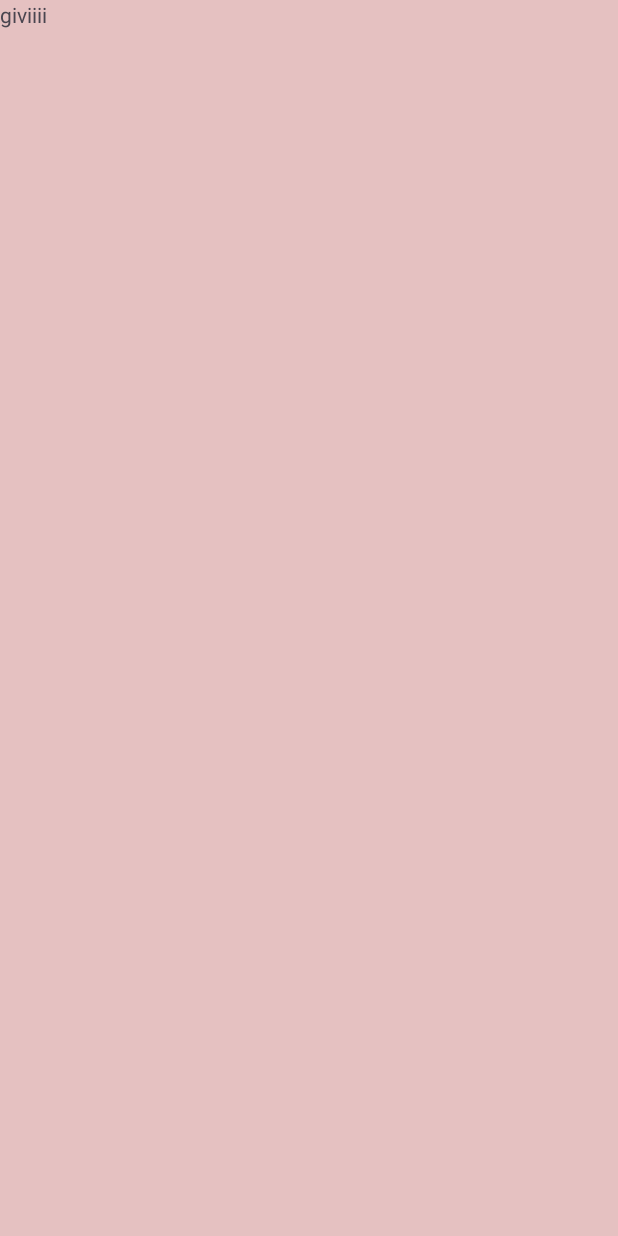
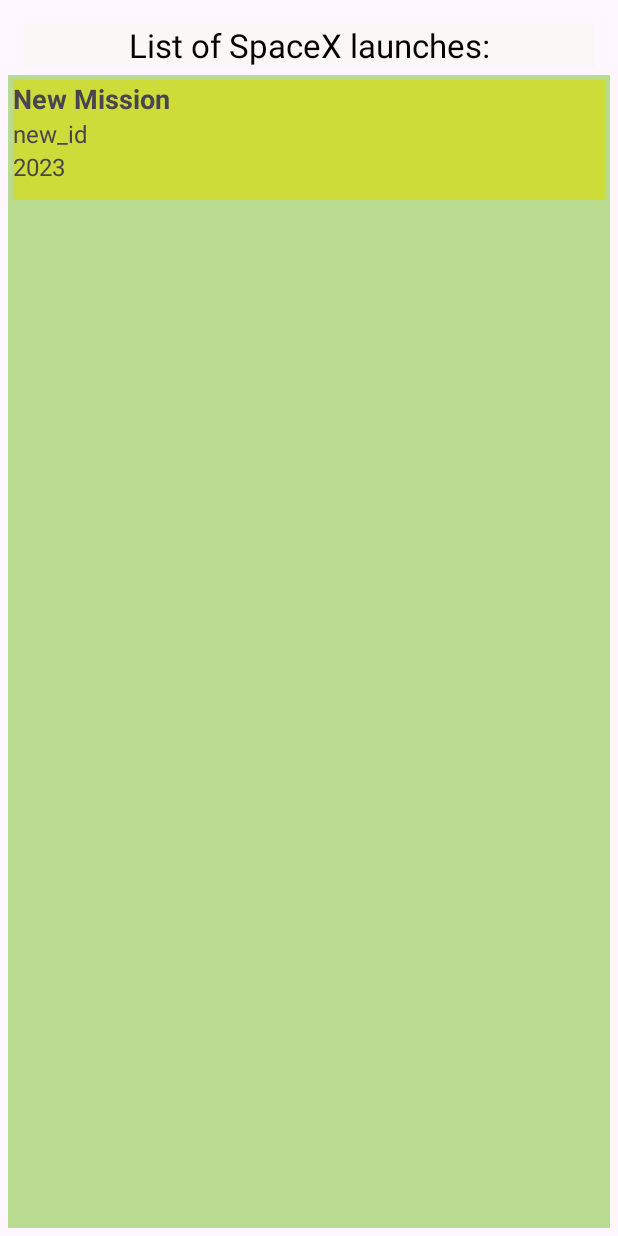
Before and after one commit to U-Wan/LaunchesApp, an Android app: the screen it shows after launch (MainActivity), on a phone screen of 412 x 824 dp. Before the commit the screen is almost empty. Run offline under Robolectric (Android 15) with nearby library versions, the phone set to English and light mode, and no system bars.

Commit message:
initialize basic functionality of Recyclerview

```diff
--- a/app/src/main/java/com/sweeft/myapp/ui/LaunchesFragment.kt
+++ b/app/src/main/java/com/sweeft/myapp/ui/LaunchesFragment.kt
@@ -1,8 +1,38 @@
 package com.sweeft.myapp.ui
 
+import android.os.Bundle
+import android.view.View
 import androidx.fragment.app.Fragment
+import androidx.lifecycle.ViewModelProvider
+import androidx.recyclerview.widget.RecyclerView
 import com.sweeft.myapp.R
+import com.sweeft.myapp.data.Launch
+import com.sweeft.myapp.ui.adapters.LaunchAdapter
+import com.sweeft.myapp.ui.viewmodel.LaunchesViewModel
 
 class LaunchesFragment : Fragment(R.layout.fragment_launches) {
 
+    private lateinit var viewModel: LaunchesViewModel
+    private lateinit var recyclerViewAdapter: LaunchAdapter
+
+    override fun onViewCreated(view: View, savedInstanceState: Bundle?) {
+        super.onViewCreated(view, savedInstanceState)
+
+        // Set up ViewModel and RecyclerViewAdapter
+        viewModel = ViewModelProvider(this).get(LaunchesViewModel::class.java)
+        recyclerViewAdapter = LaunchAdapter()
+
+        // Set up RecyclerView
+        val recyclerView: RecyclerView = view.findViewById(R.id.recyclerView)
+        recyclerView.adapter = recyclerViewAdapter
+
+        // Observe the LiveData and update the RecyclerView when the data changes
+        viewModel.dataList.observe(viewLifecycleOwner) { newDataList ->
+            recyclerViewAdapter.submitList(newDataList)
+        }
+
+        // Example: Add item to the list
+        val newItem = Launch("New Mission", "new_id", 2023)
+        viewModel.addItem(newItem)
+    }
 }
--- a/app/src/main/java/com/sweeft/myapp/ui/MainActivity.kt
+++ b/app/src/main/java/com/sweeft/myapp/ui/MainActivity.kt
@@ -1,20 +1,29 @@
 package com.sweeft.myapp.ui
 
+import android.os.Bundle
 import androidx.appcompat.app.AppCompatActivity
-import android.os.Bundle
+import androidx.navigation.NavController
 import androidx.navigation.fragment.NavHostFragment
 import com.sweeft.myapp.R
 import com.sweeft.myapp.databinding.ActivityMainBinding
 
+
 class MainActivity : AppCompatActivity() {
-    private lateinit var _binding: ActivityMainBinding
+    private lateinit var binding: ActivityMainBinding
+    private var navController: NavController? = null
+
+    private val navHostFragment by lazy {
+        supportFragmentManager.findFragmentById(R.id.nav_host_fragment) as NavHostFragment
+    }
+
     override fun onCreate(savedInstanceState: Bundle?) {
         super.onCreate(savedInstanceState)
-        _binding = ActivityMainBinding.inflate(layoutInflater)
-        setContentView(_binding.root)
+        binding = ActivityMainBinding.inflate(layoutInflater)
+        setContentView(binding.root)
 
-     /*   val navHostFragment = supportFragmentManager
-            .findFragmentById(R.id.fragment_container_view) as NavHostFragment
-        val navController = navHostFragment.navController*/
+        val navController = navHostFragment.navController
+        navController.navigate(R.id.launchesFragment)
+
+
     }
 }
--- a/app/src/main/java/com/sweeft/myapp/ui/adapters/LaunchAdapter.kt
+++ b/app/src/main/java/com/sweeft/myapp/ui/adapters/LaunchAdapter.kt
@@ -1,19 +1,25 @@
 package com.sweeft.myapp.ui.adapters
 
 import android.content.Context
+import android.view.LayoutInflater
 import android.view.ViewGroup
 import androidx.recyclerview.widget.ListAdapter
 import com.sweeft.myapp.data.Launch
+import com.sweeft.myapp.databinding.LaunchItemBinding
 import com.sweeft.myapp.ui.utills.LaunchesDiffCallBack
 
-class LaunchAdapter(private val context: Context):
-   ListAdapter<Launch,LaunchViewHolder>(LaunchesDiffCallBack()){
+class LaunchAdapter:ListAdapter<Launch,LaunchViewHolder>(LaunchesDiffCallBack()){
 
     override fun onCreateViewHolder(parent: ViewGroup, viewType: Int): LaunchViewHolder {
-        TODO("Not yet implemented")
+        val inflater = LayoutInflater.from(parent.context)
+        val binding = LaunchItemBinding.inflate(inflater, parent, false)
+        return LaunchViewHolder(binding)
     }
 
     override fun onBindViewHolder(holder: LaunchViewHolder, position: Int) {
-        TODO("Not yet implemented")
+        val item = getItem(position)
+        holder.bind(item)
     }
+
+
 }
--- a/app/src/main/java/com/sweeft/myapp/ui/adapters/LaunchViewHolder.kt
+++ b/app/src/main/java/com/sweeft/myapp/ui/adapters/LaunchViewHolder.kt
@@ -1,8 +1,17 @@
 package com.sweeft.myapp.ui.adapters
 
 import androidx.recyclerview.widget.RecyclerView
+import com.sweeft.myapp.data.Launch
 import com.sweeft.myapp.databinding.LaunchItemBinding
 
-class LaunchViewHolder(private val binding:LaunchItemBinding) :
+class LaunchViewHolder(private val binding: LaunchItemBinding) :
     RecyclerView.ViewHolder(binding.root) {
+
+    fun bind(item: Launch) {
+        // Bind your data to the ViewHolder
+        binding.txtMissionName.text=item.missionName
+        binding.txtLaunchYear.text= item.launchYear.toString()
+        binding.txtMissionID.text=item.missionID
+
+    }
 }
--- a/app/src/main/java/com/sweeft/myapp/ui/utills/LaunchesDiffCallBack.kt
+++ b/app/src/main/java/com/sweeft/myapp/ui/utills/LaunchesDiffCallBack.kt
@@ -3,7 +3,7 @@
 import androidx.recyclerview.widget.DiffUtil
 import com.sweeft.myapp.data.Launch
 
-class LaunchesDiffCallBack: DiffUtil.ItemCallback<Launch>() {
+class LaunchesDiffCallBack: DiffUtil.ItemCallback<Launch>(){
 
     override fun areItemsTheSame(oldItem: Launch, newItem: Launch): Boolean {
         return oldItem.missionID == newItem.missionID
--- a/app/src/main/java/com/sweeft/myapp/ui/viewmodel/LaunchesViewModel.kt
+++ b/app/src/main/java/com/sweeft/myapp/ui/viewmodel/LaunchesViewModel.kt
@@ -1,8 +1,22 @@
 package com.sweeft.myapp.ui.viewmodel
 
+import androidx.lifecycle.LiveData
+import androidx.lifecycle.MutableLiveData
 import androidx.lifecycle.ViewModel
+import com.sweeft.myapp.data.Launch
 
-class LaunchesViewModel: ViewModel() {
+class LaunchesViewModel : ViewModel() {
 
+    private val _dataList = MutableLiveData<List<Launch>>()
+    val dataList: LiveData<List<Launch>> get() = _dataList
 
+    fun updateData(newData: List<Launch>) {
+        _dataList.value = newData
+    }
+
+    fun addItem(newItem: Launch) {
+        val currentList = _dataList.value.orEmpty().toMutableList()
+        currentList.add(newItem)
+        _dataList.value = currentList
+    }
 }
--- a/app/src/main/res/layout/activity_main.xml
+++ b/app/src/main/res/layout/activity_main.xml
@@ -1,17 +1,19 @@
 <?xml version="1.0" encoding="utf-8"?>
-<LinearLayout xmlns:android="http://schemas.android.com/apk/res/android"
+<RelativeLayout xmlns:android="http://schemas.android.com/apk/res/android"
     xmlns:app="http://schemas.android.com/apk/res-auto"
     xmlns:tools="http://schemas.android.com/tools"
     android:layout_width="match_parent"
     android:layout_height="match_parent"
-    android:orientation="vertical"
-    android:background="#E5C1C1"
     tools:context=".ui.MainActivity">
 
-<TextView
-    android:layout_width="match_parent"
-    android:text="giviiii"
-    android:layout_height="match_parent"
-    />
 
-</LinearLayout>
+    <androidx.fragment.app.FragmentContainerView
+        android:id="@+id/nav_host_fragment"
+        android:layout_width="match_parent"
+        android:layout_height="match_parent"
+        android:name="androidx.navigation.fragment.NavHostFragment"
+        app:defaultNavHost="true"
+        app:navGraph="@navigation/nav_graph"  />
+
+
+</RelativeLayout>
--- a/app/src/main/res/layout/fragment_launches.xml
+++ b/app/src/main/res/layout/fragment_launches.xml
@@ -5,7 +5,6 @@
     android:layout_width="match_parent"
     android:layout_height="match_parent"
     android:orientation="vertical"
-    android:background="@color/black"
     tools:context=".ui.LaunchesFragment">
 
 
@@ -13,23 +12,24 @@
         android:id="@+id/txt_title"
         android:layout_width="match_parent"
         android:layout_height="wrap_content"
-        android:layout_margin="7dp"
+        android:layout_margin="15dp"
         android:background="#FAF8F6"
         android:gravity="center"
+        android:textColor="@color/black"
         android:text="@string/textview_title"
         android:textSize="22sp"
         app:layout_constraintEnd_toEndOf="parent"
         app:layout_constraintTop_toTopOf="parent" />
 
-    <androidx.fragment.app.FragmentContainerView
-        android:id="@+id/fragment_launches"
-        android:name="com.sweeft.myapp.ui.LaunchesFragment"
+    <androidx.recyclerview.widget.RecyclerView
+        android:id="@+id/recyclerView"
+        android:background="#B9DC90"
         android:layout_width="0dp"
         android:layout_height="0dp"
         android:layout_margin="5dp"
+        app:layoutManager="androidx.recyclerview.widget.LinearLayoutManager"
         app:layout_constraintBottom_toBottomOf="parent"
         app:layout_constraintEnd_toEndOf="parent"
         app:layout_constraintStart_toStartOf="parent"
         app:layout_constraintTop_toBottomOf="@+id/txt_title" />
-
 </androidx.constraintlayout.widget.ConstraintLayout>
--- a/app/src/main/res/layout/launch_item.xml
+++ b/app/src/main/res/layout/launch_item.xml
@@ -1,7 +1,36 @@
 <?xml version="1.0" encoding="utf-8"?>
 <LinearLayout xmlns:android="http://schemas.android.com/apk/res/android"
     android:layout_width="match_parent"
-    android:layout_height="match_parent">
+    android:orientation="vertical"
+    android:background="#CDDC39"
+    android:layout_margin="3dp"
+    android:layout_height="80dp">
+
+
+    <TextView
+        android:id="@+id/txtMissionName"
+        android:layout_width="wrap_content"
+        android:layout_height="wrap_content"
+        android:textSize="18sp"
+        android:textStyle="bold"
+        android:text="Mission Name"
+         />
+
+    <TextView
+        android:id="@+id/txtMissionID"
+        android:layout_width="wrap_content"
+        android:layout_height="wrap_content"
+        android:textSize="16sp"
+        android:text="Mission ID"
+        />
+
+    <TextView
+        android:id="@+id/txtLaunchYear"
+        android:layout_width="wrap_content"
+        android:layout_height="wrap_content"
+        android:text="Launch Year"
+      android:textSize="16sp"
+        />
 
 
 </LinearLayout>
--- a/app/src/main/res/navigation/nav_graph.xml
+++ b/app/src/main/res/navigation/nav_graph.xml
@@ -5,6 +5,7 @@
     android:id="@+id/nav_graph"
     app:startDestination="@id/launchesFragment">
 
+
     <fragment
         android:id="@+id/launchesFragment"
         android:name="com.sweeft.myapp.ui.LaunchesFragment"
```
